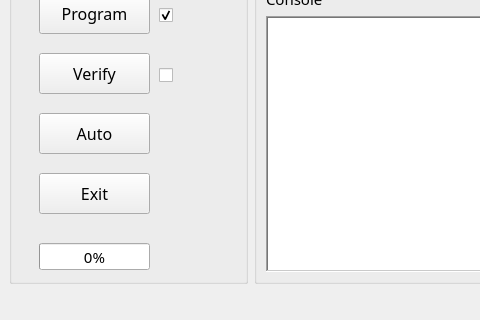
Qt form RvFlash/mainwindow.ui (angryflyer/QtRvFlash) before a commit; both pictures show x 0 to 480 and y 391 to 711 of the 1060 by 711 pixel window.
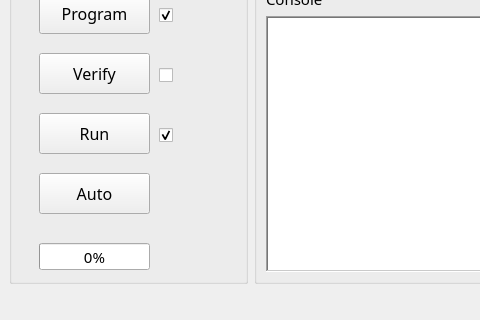
The same form after that commit. Icons and pictures are not drawn. Custom widgets are drawn as their Qt base class.

Patch:
```diff
--- a/RvFlash/mainwindow.ui
+++ b/RvFlash/mainwindow.ui
@@ -71,7 +71,7 @@
          <property name="geometry">
           <rect>
            <x>30</x>
-           <y>430</y>
+           <y>490</y>
            <width>111</width>
            <height>41</height>
           </rect>
@@ -127,7 +127,7 @@
          <property name="geometry">
           <rect>
            <x>30</x>
-           <y>490</y>
+           <y>430</y>
            <width>111</width>
            <height>41</height>
           </rect>
@@ -139,7 +139,7 @@
           </font>
          </property>
          <property name="text">
-          <string>Exit</string>
+          <string>Run</string>
          </property>
         </widget>
         <widget class="QPushButton" name="pushButtonProgram">
@@ -416,6 +416,25 @@
           <string>End Addr</string>
          </property>
         </widget>
+        <widget class="QCheckBox" name="checkBoxRun">
+         <property name="enabled">
+          <bool>true</bool>
+         </property>
+         <property name="geometry">
+          <rect>
+           <x>150</x>
+           <y>440</y>
+           <width>21</width>
+           <height>24</height>
+          </rect>
+         </property>
+         <property name="text">
+          <string/>
+         </property>
+         <property name="checked">
+          <bool>true</bool>
+         </property>
+        </widget>
        </widget>
       </item>
       <item>
```
Left out of the diff: 4 changed lines with no effect on the pictures.
